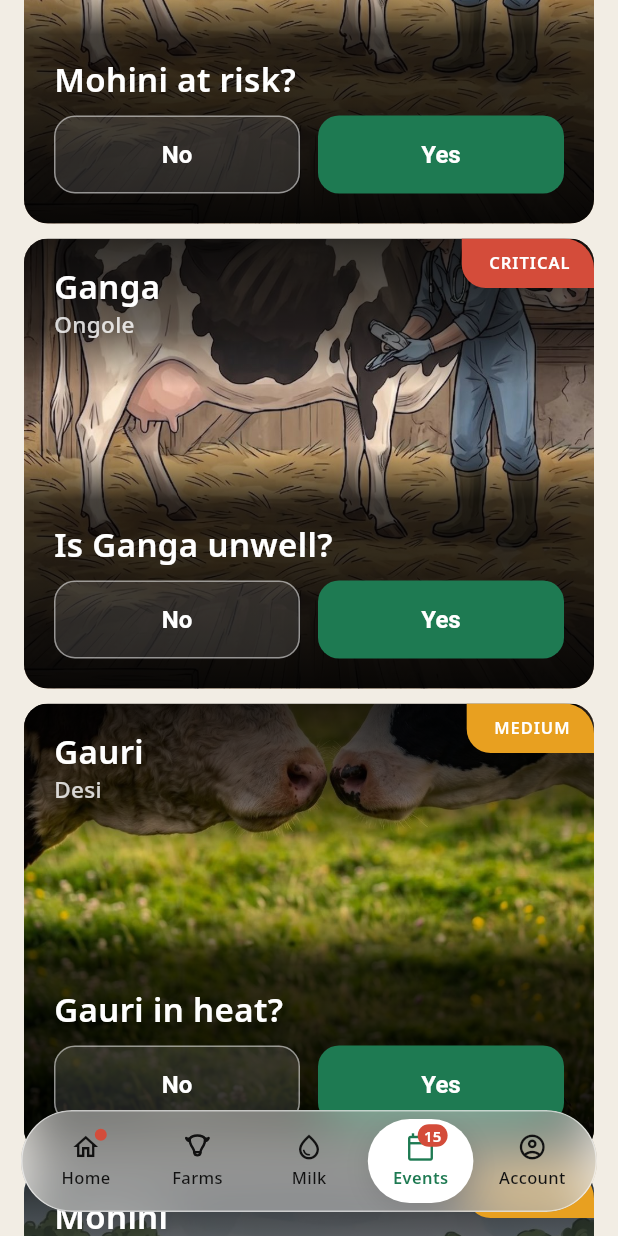
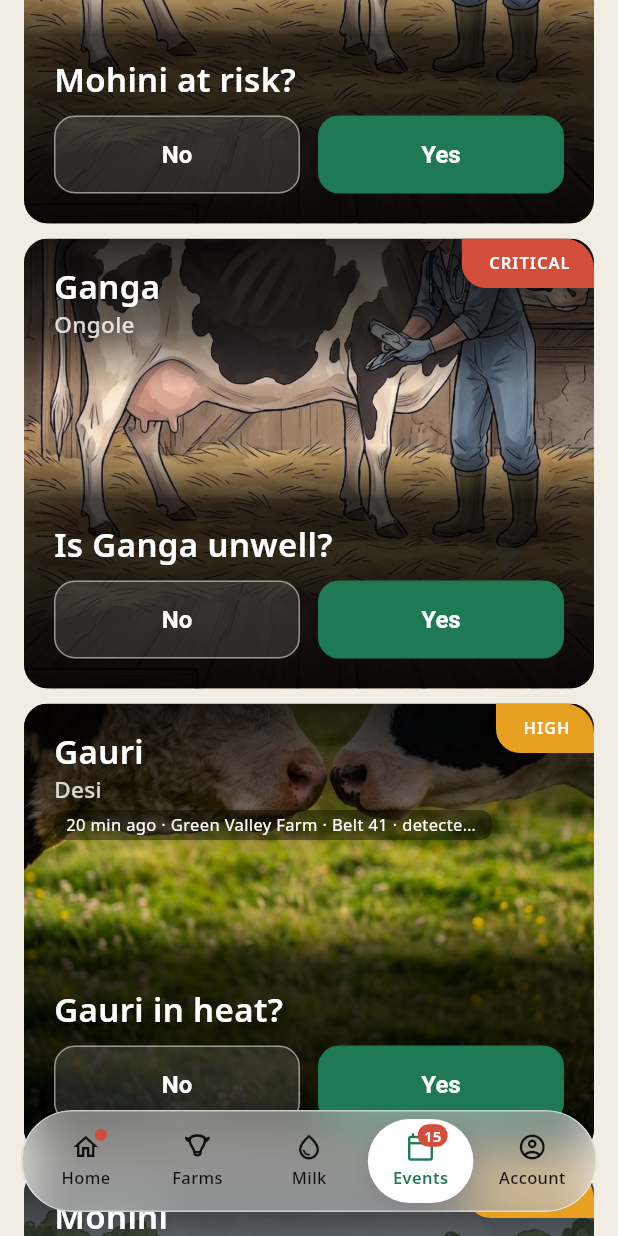
Before and after one commit to vaseey21/Vanix, a Flutter app: the EventsScreen screen opened directly with empty values, scrolled down 576 dp, on a phone screen of 412 x 824 dp. Run offline on Flutter 3.47's test engine with Material 3 defaults, Android fonts, the phone set to English and light mode, and no system bars; our stand-ins replace flutter_svg, video_player; network calls fail.

Commit message:
auto: save changes

```diff
--- a/flutter_app/lib/screens/events_screen.dart
+++ b/flutter_app/lib/screens/events_screen.dart
@@ -911,6 +911,10 @@ class _EventsScreenState extends State<EventsScreen> {
       priority: _Priority.p1,
       channel: 'App notification · Schedule inseminator',
           manager: manager,
+          timeAgo: '20 min ago',
+          showOwnerContext: !widget.appState.isFarmer,
+          severityLabel: 'HIGH',
+          severityColor: VanixColors.warning,
           illustrationAssets: const ['assets/images/cow_icon.png', 'assets/images/bull_icon.png', 'assets/images/insemination_icon.png'],
           imageMode: widget.appState.displayImageMode,
           photoBg: 'assets/images/heat_photo.jpg',
```
